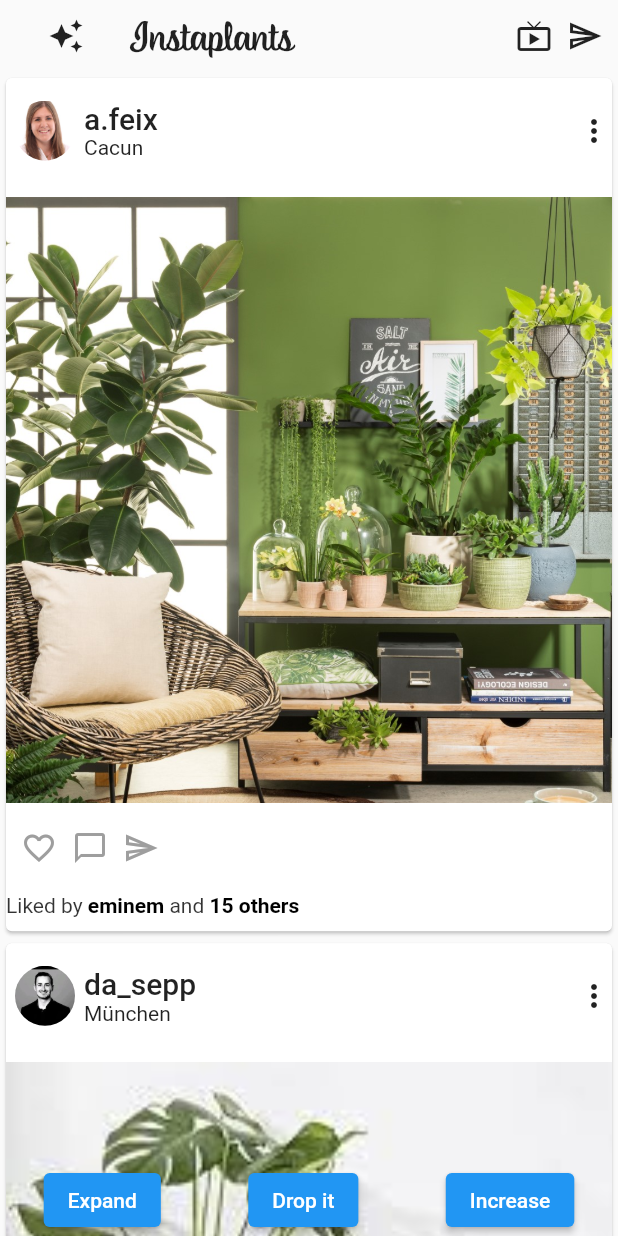
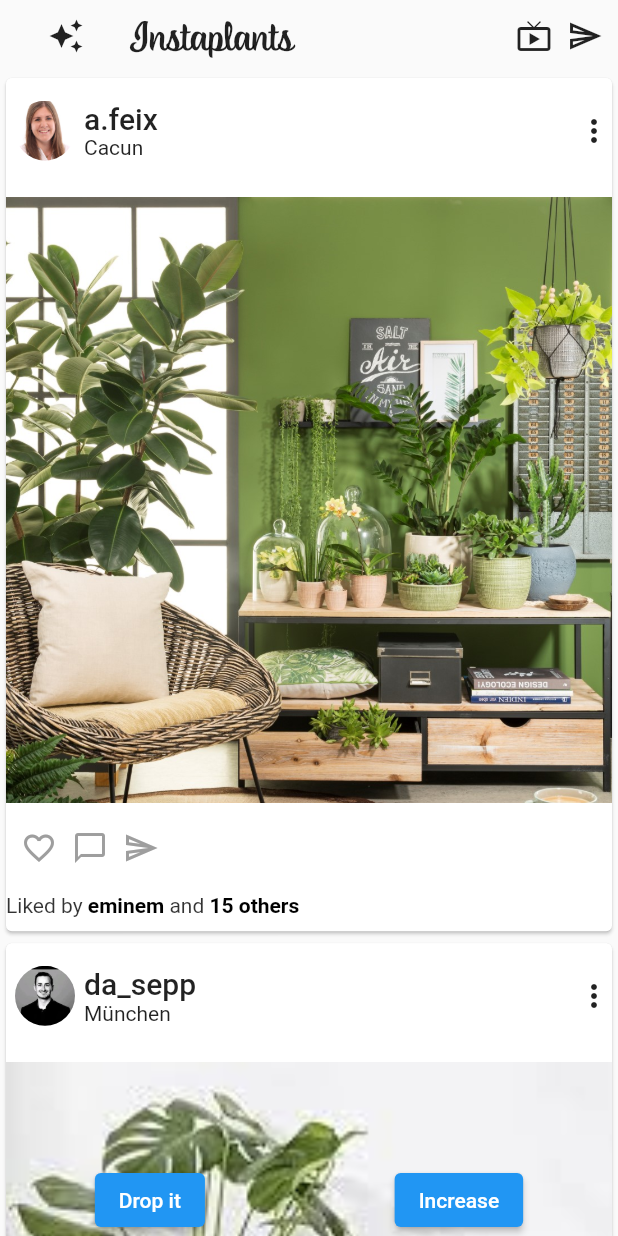
Before and after one commit to overdoz/gaze_and_touch, a Flutter app: the screen it shows after launch, after a tap on "Notifications", on a phone screen of 412 x 824 dp. Run offline on Flutter 3.47's test engine with Material 2 defaults, Android fonts, the phone set to English and light mode, and no system bars; missing offline and left inert: dart:ffi; network calls fail.

Commit message:
add plants and create height constants

```diff
--- a/lib/constants.dart
+++ b/lib/constants.dart
@@ -1,3 +1,6 @@
 
 
 const int portIListenOn = 65002;
+
+const double bannerHeightMin = 108;
+const double bannerHeightMax = 140;
--- a/lib/data/feed_data.dart
+++ b/lib/data/feed_data.dart
@@ -3,4 +3,12 @@ import '../models/post_model.dart';
 final List<FeedPostModel> feedData = [
   FeedPostModel(0, "lib/assets/images/plant1.jpeg", "a.feix", "lib/assets/images/annalena.jpeg", "Cacun", "eminem", 15),
   FeedPostModel(1, "lib/assets/images/plant2.jpeg", "da_sepp", "lib/assets/images/sepp.jpeg", "München", "Paulaner", 6),
+  FeedPostModel(2, "lib/assets/images/plant3.jpeg", "a.feix", "lib/assets/images/annalena.jpeg", "Mallorca", "markussoeder", 5),
+  FeedPostModel(3, "lib/assets/images/plant4.jpeg", "da_sepp", "lib/assets/images/sepp.jpeg", "Dachau", "50cent", 8),
+  FeedPostModel(4, "lib/assets/images/plant5.jpeg", "a.feix", "lib/assets/images/annalena.jpeg", "Wangen", "tokiohotel", 124),
+  FeedPostModel(5, "lib/assets/images/plant6.jpeg", "da_sepp", "lib/assets/images/sepp.jpeg", "Sylt", "50cent", 82),
+  FeedPostModel(6, "lib/assets/images/plant7.jpeg", "a.feix", "lib/assets/images/annalena.jpeg", "Tübingen", "mc_lesch", 14),
+  FeedPostModel(7, "lib/assets/images/plant8.jpeg", "da_sepp", "lib/assets/images/sepp.jpeg", "Singapur", "KimJongUn", 69),
+  FeedPostModel(8, "lib/assets/images/plant9.jpeg", "a.feix", "lib/assets/images/annalena.jpeg", "Berlin", "realdonaldtrump", 420),
+
 ];
--- a/lib/screens/notifications_screen.dart
+++ b/lib/screens/notifications_screen.dart
@@ -3,6 +3,7 @@ import 'package:gazeAndTouch/models/screens_model.dart';
 import 'package:gazeAndTouch/utils/gaze_listener.dart';
 import 'package:gazeAndTouch/utils/widget_details.dart';
 import 'package:gazeAndTouch/widgets/notifications.dart';
+import 'package:gazeAndTouch/constants.dart';
 import '../shapes/painters.dart';
 import '../widgets/notifications.dart';
 import '../widgets/feed.dart';
@@ -32,7 +33,7 @@ class _NotificationsState extends State<Notifications> {
   /// initial gaze data
   final _offsets = <Offset>[for (var i = 0; i < 10; i++) Offset(100, 200)];
 
-  double heightNotification = 50;
+  double heightNotification = 52;
   double widthNotification = 400;
 
   @override
@@ -67,6 +68,7 @@ class _NotificationsState extends State<Notifications> {
     return Container(
       color: Colors.white,
       child: SafeArea(
+        bottom: false,
         child: WillPopScope(
           onWillPop: () async => false,
           child: Stack(
@@ -150,22 +152,6 @@ class _NotificationsState extends State<Notifications> {
                           mainAxisAlignment: MainAxisAlignment.spaceAround,
                           children: [
                             ElevatedButton(
-                              child: heightNotification != 300 ? Text('Expand') : Text('Close'),
-                              onPressed: () {
-                                setState(
-                                  () {
-                                    if (heightNotification == 40) {
-                                      heightNotification = 300;
-                                      widthNotification = 400;
-                                    } else {
-                                      heightNotification = 40;
-                                      widthNotification = 100;
-                                    }
-                                  },
-                                );
-                              },
-                            ),
-                            ElevatedButton(
                               child: Text("Drop it"),
                               onPressed: () {
                                 setState(
@@ -184,7 +170,7 @@ class _NotificationsState extends State<Notifications> {
                               onPressed: () {
                                 setState(
                                   () {
-                                    if (bannerKey.currentState.widgetHeight == 100) {
+                                    if (bannerKey.currentState.widgetHeight == bannerHeightMin) {
                                       bannerKey.currentState.expand();
                                     } else {
                                       bannerKey.currentState.shrink();
--- a/lib/widgets/notifications.dart
+++ b/lib/widgets/notifications.dart
@@ -2,6 +2,7 @@ import 'dart:ui';
 
 import 'package:flutter/cupertino.dart';
 import 'package:flutter/material.dart';
+import 'package:gazeAndTouch/constants.dart';
 
 class NotificationsBanner extends StatefulWidget {
   final double heightNotification;
@@ -25,7 +26,7 @@ class NotificationsBannerState extends State<NotificationsBanner> with TickerPro
       "Hey Thanh, wanna work for me? Would love to have you in my AI research team. We could maybe meet for a cup of coffee?!";
 
   double xPosBanner = -200.0;
-  double widgetHeight = 100;
+  double widgetHeight = bannerHeightMin;
   bool isUp = true;
 
   @override
@@ -52,7 +53,7 @@ class NotificationsBannerState extends State<NotificationsBanner> with TickerPro
 
   void expand() {
     setState(() {
-      widgetHeight = 140;
+      widgetHeight = bannerHeightMax;
       Future.delayed(const Duration(milliseconds: 500), () {
         textKey.currentState.showMore();
       });
@@ -62,7 +63,7 @@ class NotificationsBannerState extends State<NotificationsBanner> with TickerPro
 
   void shrink() {
     setState(() {
-      widgetHeight = 100;
+      widgetHeight = bannerHeightMin;
       Future.delayed(const Duration(milliseconds: 100), () {
         textKey.currentState.showLess();
       });
@@ -104,7 +105,8 @@ class NotificationsBannerState extends State<NotificationsBanner> with TickerPro
                         _DescriptionText(key: textKey, text: message),
                       ],
                     ),
-                  )),
+                  ),
+              ),
             ),
           ),
           Positioned(
@@ -174,9 +176,12 @@ class _Name extends StatelessWidget {
       mainAxisAlignment: MainAxisAlignment.start,
       crossAxisAlignment: CrossAxisAlignment.start,
       children: [
-        Text(
-          "Elon Musk",
-          style: TextStyle(fontWeight: FontWeight.bold),
+        Padding(
+          padding: const EdgeInsets.symmetric(vertical: 3.0, horizontal: 0),
+          child: Text(
+            "Elon Musk",
+            style: TextStyle(fontWeight: FontWeight.bold),
+          ),
         ),
         // Text("Wanna work for me? <3"),
       ],
--- a/pubspec.yaml
+++ b/pubspec.yaml
@@ -49,6 +49,12 @@ flutter:
     - lib/assets/images/plant1.jpeg
     - lib/assets/images/plant2.jpeg
     - lib/assets/images/plant3.jpeg
+    - lib/assets/images/plant4.jpeg
+    - lib/assets/images/plant5.jpeg
+    - lib/assets/images/plant6.jpeg
+    - lib/assets/images/plant7.jpeg
+    - lib/assets/images/plant8.jpeg
+    - lib/assets/images/plant9.jpeg
     - lib/assets/images/annalena.jpeg
     - lib/assets/images/sepp.jpeg
 
```
Also changed, not shown: lib/assets/images/plant4.jpeg (added), lib/assets/images/plant5.jpeg (added), lib/assets/images/plant6.jpeg (added), lib/assets/images/plant7.jpeg (added), lib/assets/images/plant8.jpeg (added), lib/assets/images/plant9.jpeg (added).
